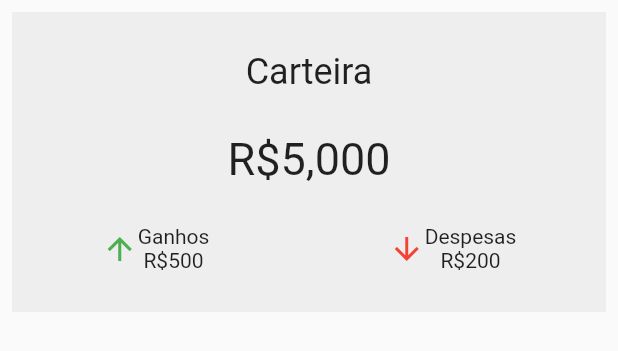
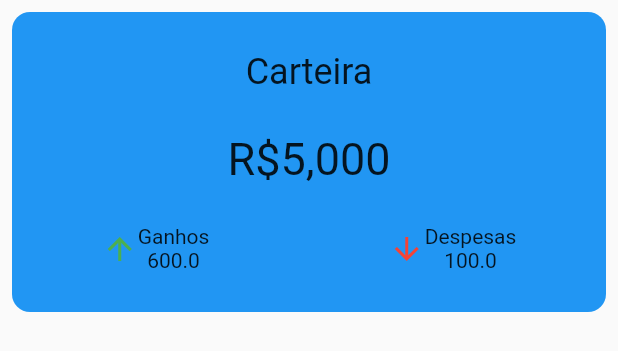
Before and after one commit to PatricioSA/app_financeiro, a Flutter app: the TopCard widget shown alone on an empty page, opened directly, on a phone screen of 412 x 824 dp. Shown: the top 351 px of the screen. Run offline on Flutter 3.47's test engine with Material 2 defaults, Android fonts, the phone set to English and light mode, and no system bars.

Commit message:
construcao

```diff
--- a/lib/util/top_card.dart
+++ b/lib/util/top_card.dart
@@ -2,8 +2,14 @@ import 'package:flutter/material.dart';
 
 class TopCard extends StatelessWidget {
   final String balance;
+  final double ganhos;
+  final double despesas;
 
-  TopCard({required this.balance});
+  TopCard({
+    required this.balance,
+    required this.ganhos,
+    required this.despesas,
+  });
 
   @override
   Widget build(BuildContext context) {
@@ -11,12 +17,13 @@ class TopCard extends StatelessWidget {
       padding: const EdgeInsets.all(8.0),
       child: Container(
         height: 200,
-        color: Colors.grey[200],
+        decoration: BoxDecoration(
+            borderRadius: BorderRadius.circular(12), color: Colors.blue),
         child: Center(
           child: Column(
             mainAxisAlignment: MainAxisAlignment.spaceEvenly,
             children: [
-              Text('Carteira', style: TextStyle(fontSize: 24)),
+              const Text('Carteira', style: TextStyle(fontSize: 24)),
               Text(balance, style: TextStyle(fontSize: 30)),
               Row(
                 mainAxisAlignment: MainAxisAlignment.spaceAround,
@@ -30,7 +37,7 @@ class TopCard extends StatelessWidget {
                       Column(
                         children: [
                           Text('Ganhos'),
-                          Text('R\$500'),
+                          Text(ganhos.toString()),
                         ],
                       ),
                     ],
@@ -44,7 +51,7 @@ class TopCard extends StatelessWidget {
                       Column(
                         children: [
                           Text('Despesas'),
-                          Text('R\$200'),
+                          Text(despesas.toString()),
                         ],
                       )
                     ],
--- a/lib/util/transacoes.dart
+++ b/lib/util/transacoes.dart
@@ -3,7 +3,7 @@ import 'package:flutter/material.dart';
 class Transacoes extends StatelessWidget {
   final String nomeTransacao;
   final String tipoTransacao;
-  final String quantia;
+  final double quantia;
 
   Transacoes(
       {required this.nomeTransacao,
@@ -24,9 +24,9 @@ class Transacoes extends StatelessWidget {
         children: [
           Text(nomeTransacao),
           Text(
-            '${tipoTransacao == 'gasto' ? '- ' : '+ '}R\$$quantia',
+            '${tipoTransacao == 'despesa' ? '- ' : '+ '}R\$$quantia',
             style: TextStyle(
-                color: tipoTransacao == 'gasto' ? Colors.red : Colors.green),
+                color: tipoTransacao == 'despesa' ? Colors.red : Colors.green),
           ),
         ],
       ),
```
Also changed, not shown: lib/add_transacao_page.dart (+22 -3 lines), lib/homepage.dart (+53 -10 lines).
